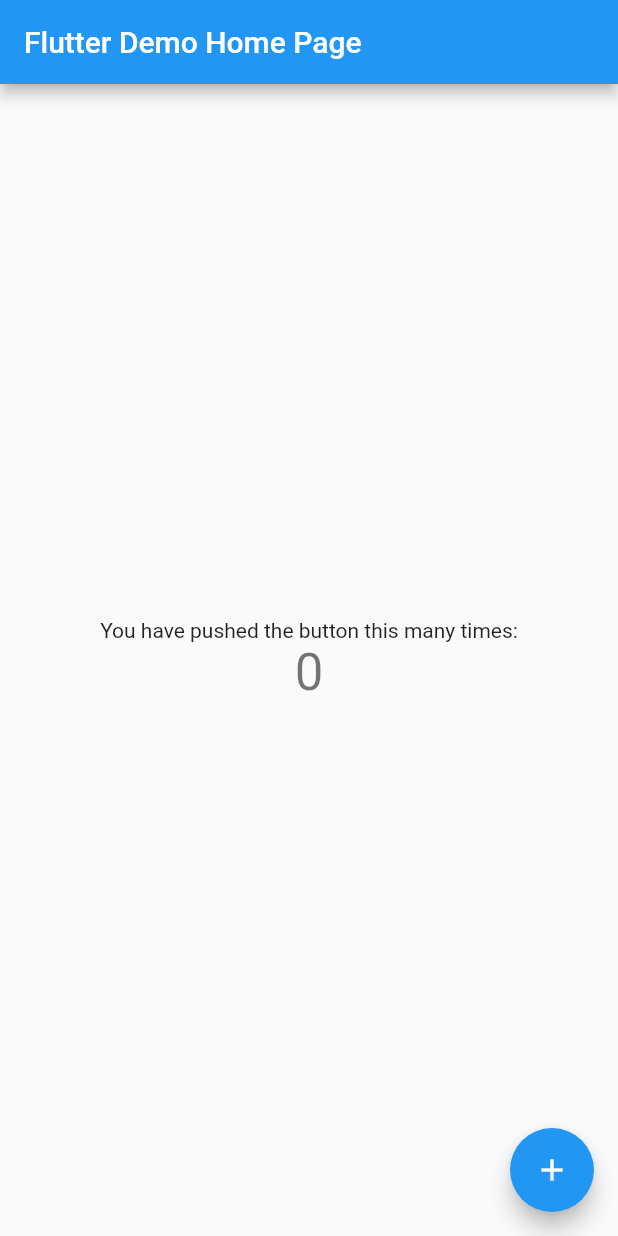
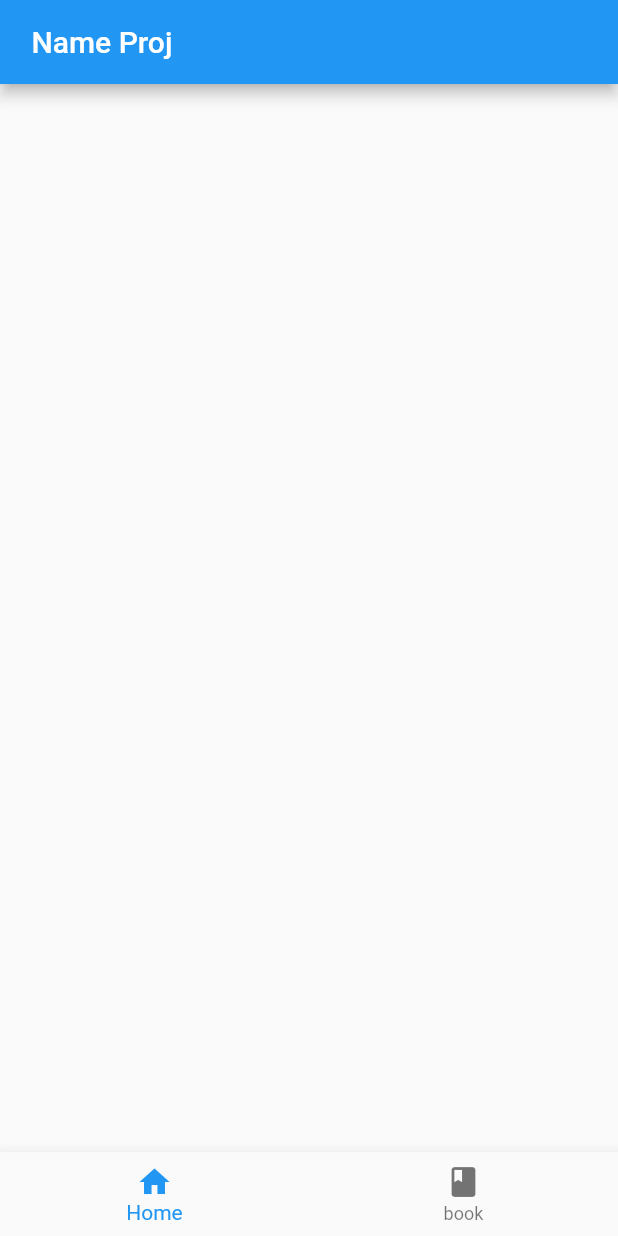
Before and after one commit to AshrafHamayel/graduate_proj, a Flutter app: the screen it shows after launch, on a phone screen of 412 x 824 dp. Run offline on Flutter 3.47's test engine with Material 2 defaults, Android fonts, the phone set to English and light mode, and no system bars.

Commit message:
Home Page

```diff
--- /dev/null
+++ b/lib/home.dart
@@ -0,0 +1,28 @@
+import 'package:flutter/material.dart';
+class HomePage extends StatefulWidget {
+  @override
+  State<StatefulWidget>createState() {
+    return _HomeState();
+
+  }
+
+}
+
+class _HomeState extends State<HomePage>{
+  @override
+  Widget build(BuildContext context) {
+    return Scaffold(
+      appBar: AppBar(
+        title: Text(" Name Proj "),
+      ),
+      bottomNavigationBar: BottomNavigationBar(
+        items:[
+           BottomNavigationBarItem(icon: Icon(Icons.home),title:Text("Home")),
+           BottomNavigationBarItem(icon: Icon(Icons.book),title:Text("book")),
+
+
+     ]
+      ),
+    );
+  }
+}
--- a/lib/main.dart
+++ b/lib/main.dart
@@ -1,5 +1,5 @@
 import 'package:flutter/material.dart';
-
+import 'home.dart';
 void main() {
   runApp(const MyApp());
 }
@@ -25,92 +25,7 @@
         // is not restarted.
         primarySwatch: Colors.blue,
       ),
-      home: const MyHomePage(title: 'Flutter Demo Home Page'),
+      home: HomePage(),
     );
   }
 }
-
-class MyHomePage extends StatefulWidget {
-  const MyHomePage({Key? key, required this.title}) : super(key: key);
-
-  // This widget is the home page of your application. It is stateful, meaning
-  // that it has a State object (defined below) that contains fields that affect
-  // how it looks.
-
-  // This class is the configuration for the state. It holds the values (in this
-  // case the title) provided by the parent (in this case the App widget) and
-  // used by the build method of the State. Fields in a Widget subclass are
-  // always marked "final".
-
-  final String title;
-
-  @override
-  State<MyHomePage> createState() => _MyHomePageState();
-}
-
-class _MyHomePageState extends State<MyHomePage> {
-  int _counter = 0;
-
-  void _incrementCounter() {
-    setState(() {
-      // This call to setState tells the Flutter framework that something has
-      // changed in this State, which causes it to rerun the build method below
-      // so that the display can reflect the updated values. If we changed
-      // _counter without calling setState(), then the build method would not be
-      // called again, and so nothing would appear to happen.
-      _counter++;
-    });
-  }
-
-  @override
-  Widget build(BuildContext context) {
-    // This method is rerun every time setState is called, for instance as done
-    // by the _incrementCounter method above.
-    //
-    // The Flutter framework has been optimized to make rerunning build methods
-    // fast, so that you can just rebuild anything that needs updating rather
-    // than having to individually change instances of widgets.
-    return Scaffold(
-      appBar: AppBar(
-        // Here we take the value from the MyHomePage object that was created by
-        // the App.build method, and use it to set our appbar title.
-        title: Text(widget.title),
-      ),
-      body: Center(
-        // Center is a layout widget. It takes a single child and positions it
-        // in the middle of the parent.
-        child: Column(
-          // Column is also a layout widget. It takes a list of children and
-          // arranges them vertically. By default, it sizes itself to fit its
-          // children horizontally, and tries to be as tall as its parent.
-          //
-          // Invoke "debug painting" (press "p" in the console, choose the
-          // "Toggle Debug Paint" action from the Flutter Inspector in Android
-          // Studio, or the "Toggle Debug Paint" command in Visual Studio Code)
-          // to see the wireframe for each widget.
-          //
-          // Column has various properties to control how it sizes itself and
-          // how it positions its children. Here we use mainAxisAlignment to
-          // center the children vertically; the main axis here is the vertical
-          // axis because Columns are vertical (the cross axis would be
-          // horizontal).
-          mainAxisAlignment: MainAxisAlignment.center,
-          children: <Widget>[
-            const Text(
-              'You have pushed the button this many times:',
-            ),
-            Text(
-              '$_counter',
-              style: Theme.of(context).textTheme.headline4,
-            ),
-          ],
-        ),
-      ),
-      floatingActionButton: FloatingActionButton(
-        onPressed: _incrementCounter,
-        tooltip: 'Increment',
-        child: const Icon(Icons.add),
-      ), // This trailing comma makes auto-formatting nicer for build methods.
-    );
-  }
-}
```
